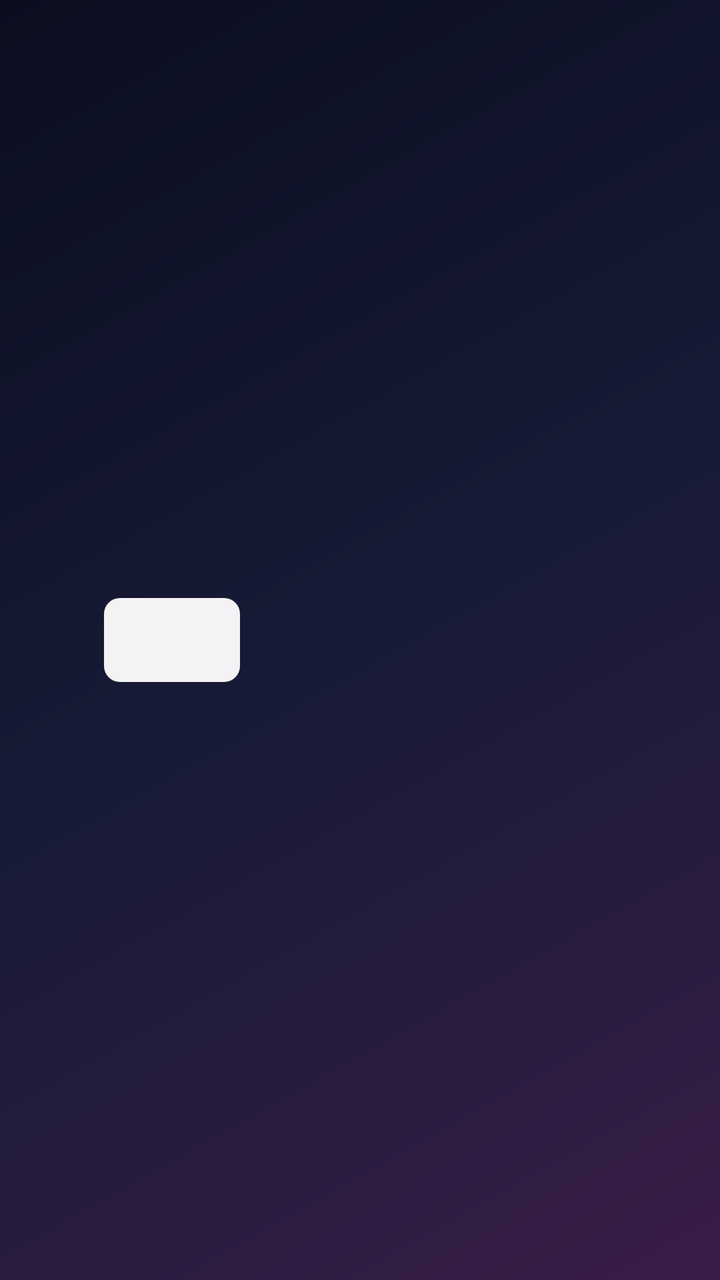
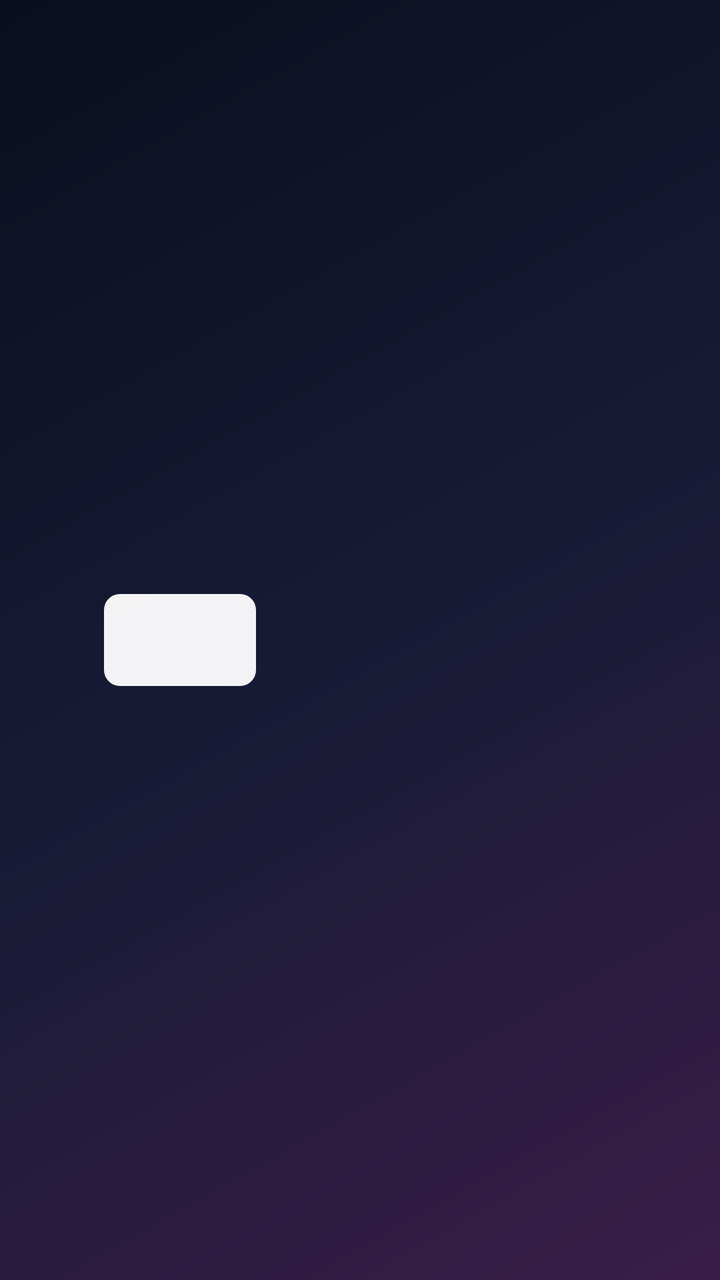

Two renders of the same Android screen: before a commit and after it. Below are the layout's source before the change and the commit's diff.
<!-- AndroidManifest.xml: application theme AppTheme -->
<!-- res/layout/item_panel_channel.xml -->
<?xml version="1.0" encoding="utf-8"?>
<LinearLayout xmlns:android="http://schemas.android.com/apk/res/android"
    android:layout_width="match_parent"
    android:layout_height="66dp"
    android:background="@drawable/panel_row"
    android:gravity="center_vertical"
    android:orientation="horizontal"
    android:paddingStart="12dp"
    android:paddingEnd="14dp">

    <TextView
        android:id="@+id/row_number"
        android:layout_width="40dp"
        android:layout_height="wrap_content"
        android:duplicateParentState="true"
        android:fontFamily="sans-serif-medium"
        android:textColor="@color/panel_number"
        android:textSize="14sp" />

    <ImageView
        android:id="@+id/row_logo"
        android:layout_width="68dp"
        android:layout_height="42dp"
        android:background="@drawable/logo_bg"
        android:importantForAccessibility="no"
        android:padding="5dp"
        android:scaleType="fitCenter" />

    <LinearLayout
        android:layout_width="0dp"
        android:layout_height="wrap_content"
        android:layout_marginStart="14dp"
        android:layout_weight="1"
        android:orientation="vertical">

        <TextView
            android:id="@+id/row_name"
            android:layout_width="match_parent"
            android:layout_height="wrap_content"
            android:ellipsize="end"
            android:fontFamily="sans-serif-medium"
            android:singleLine="true"
            android:textColor="#FFFFFF"
            android:textSize="16sp" />

        <TextView
            android:id="@+id/row_sub"
            android:layout_width="match_parent"
            android:layout_height="wrap_content"
            android:layout_marginTop="2dp"
            android:ellipsize="end"
            android:singleLine="true"
            android:textColor="#8CFFFFFF"
            android:textSize="12sp" />
    </LinearLayout>

    
    <ImageView
        android:id="@+id/row_fav"
        android:layout_width="20dp"
        android:layout_height="20dp"
        android:layout_marginStart="10dp"
        android:contentDescription="@string/favourite"
        android:src="@drawable/ic_heart"
        android:visibility="gone" />
</LinearLayout>
<!-- resources referenced by this layout -->
<resources>
  <!-- drawable ic_heart (drawable) -->
  <?xml version="1.0" encoding="utf-8"?>
  <vector xmlns:android="http://schemas.android.com/apk/res/android"
      android:width="24dp" android:height="24dp" android:viewportWidth="24" android:viewportHeight="24">
      <path android:fillColor="#FFE50914" android:pathData="M12,21.35l-1.45,-1.32C5.4,15.36 2,12.28 2,8.5 2,5.42 4.42,3 7.5,3c1.74,0 3.41,0.81 4.5,2.09C13.09,3.81 14.76,3 16.5,3 19.58,3 22,5.42 22,8.5c0,3.78 -3.4,6.86 -8.55,11.54L12,21.35z" />
  </vector>
  <!-- drawable logo_bg (drawable) -->
  <?xml version="1.0" encoding="utf-8"?>
  <shape xmlns:android="http://schemas.android.com/apk/res/android">
      <corners android:radius="8dp" />
      <solid android:color="#F2FFFFFF" />
  </shape>
  <!-- drawable panel_row (drawable) -->
  <?xml version="1.0" encoding="utf-8"?>
  <selector xmlns:android="http://schemas.android.com/apk/res/android">
      <item android:state_activated="true">
          <layer-list>
              <item><shape><corners android:radius="10dp" /><solid android:color="#26E50914" /></shape></item>
              <item android:gravity="start|center_vertical" android:width="4dp" android:height="30dp" android:left="2dp">
                  <shape><corners android:radius="2dp" /><solid android:color="#FFE50914" /></shape>
              </item>
          </layer-list>
      </item>
      <item android:drawable="@android:color/transparent" />
  </selector>
  <string name="favourite">Favourite</string>
  <style name="AppTheme" parent="android:Theme.Material.NoActionBar.Fullscreen">
          <item name="android:windowBackground">@drawable/bg</item>
          <item name="android:colorAccent">@color/accent</item>
      </style>
  <!-- drawable bg (drawable) -->
  <?xml version="1.0" encoding="utf-8"?>
  <shape xmlns:android="http://schemas.android.com/apk/res/android">
      <gradient
          android:angle="315"
          android:centerColor="#171B36"
          android:endColor="#3A1D47"
          android:startColor="#0B0E1F"
          android:type="linear" />
  </shape>
  <color name="accent">#E50914</color>
</resources>

<!-- the commit's change to res/layout/item_panel_channel.xml (unified diff, before → after) -->
@@ -1,7 +1,7 @@
 <?xml version="1.0" encoding="utf-8"?>
 <LinearLayout xmlns:android="http://schemas.android.com/apk/res/android"
     android:layout_width="match_parent"
-    android:layout_height="66dp"
+    android:layout_height="74dp"
     android:background="@drawable/panel_row"
     android:gravity="center_vertical"
     android:orientation="horizontal"
@@ -15,12 +15,12 @@
         android:duplicateParentState="true"
         android:fontFamily="sans-serif-medium"
         android:textColor="@color/panel_number"
-        android:textSize="14sp" />
+        android:textSize="15sp" />
 
     <ImageView
         android:id="@+id/row_logo"
-        android:layout_width="68dp"
-        android:layout_height="42dp"
+        android:layout_width="76dp"
+        android:layout_height="46dp"
         android:background="@drawable/logo_bg"
         android:importantForAccessibility="no"
         android:padding="5dp"
@@ -41,7 +41,7 @@
             android:fontFamily="sans-serif-medium"
             android:singleLine="true"
             android:textColor="#FFFFFF"
-            android:textSize="16sp" />
+            android:textSize="17sp" />
 
         <TextView
             android:id="@+id/row_sub"
@@ -51,7 +51,7 @@
             android:ellipsize="end"
             android:singleLine="true"
             android:textColor="#8CFFFFFF"
-            android:textSize="12sp" />
+            android:textSize="13sp" />
     </LinearLayout>
 
     
